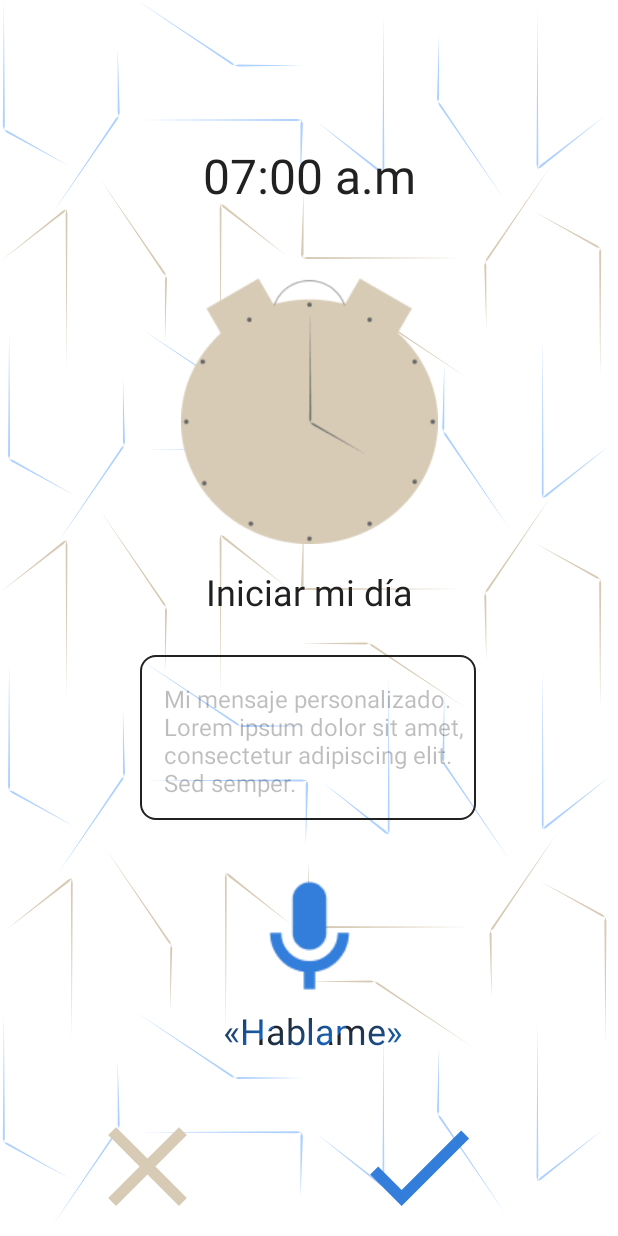
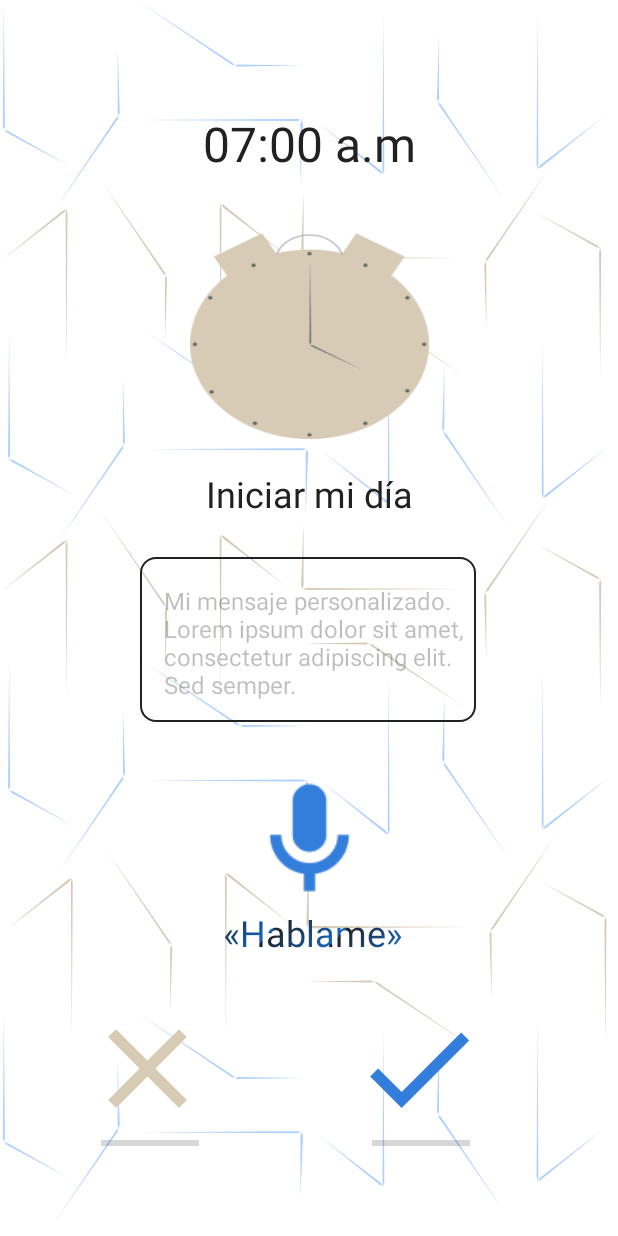
Before and after one commit to cczapatat/misw4302-2024-14-ux, an Android app: the ExecutionAlarmActivity screen opened directly, with no data from a screen before it, on a phone screen of 412 x 824 dp. Run offline under Robolectric (Android 15) with nearby library versions, the phone set to English and light mode, and no system bars.

Commit message:
Navegación

```diff
--- a/app/src/main/res/layout/activity_execution_alarm.xml
+++ b/app/src/main/res/layout/activity_execution_alarm.xml
@@ -50,7 +50,7 @@
         android:id="@+id/execution_hour"
         android:layout_width="wrap_content"
         android:layout_height="wrap_content"
-        android:layout_marginTop="95dp"
+        android:layout_marginTop="74dp"
         android:fontFamily="@font/roboto"
         android:text="07:00 a.m"
         android:textAppearance="@style/titulos"
@@ -65,7 +65,7 @@
         android:id="@+id/execution_title"
         android:layout_width="wrap_content"
         android:layout_height="wrap_content"
-        android:layout_marginTop="378dp"
+        android:layout_marginTop="20dp"
         android:fontFamily="@font/roboto"
         android:text="Iniciar mi día"
         android:textAppearance="@style/subtitulos"
@@ -73,7 +73,7 @@
         android:textSize="24sp"
         app:layout_constraintEnd_toEndOf="parent"
         app:layout_constraintStart_toStartOf="parent"
-        app:layout_constraintTop_toTopOf="parent" />
+        app:layout_constraintTop_toBottomOf="@+id/reloj_sound_button" />
 
     <TextView
         android:id="@+id/mic_button_description"
@@ -135,8 +135,8 @@
 
     <ImageButton
         android:id="@+id/reloj_sound_button"
-        android:layout_width="171dp"
-        android:layout_height="216dp"
+        android:layout_width="159dp"
+        android:layout_height="167dp"
         android:layout_marginTop="8dp"
         android:background="@android:color/transparent"
         app:layout_constraintEnd_toEndOf="parent"
```
Also changed, not shown: app/src/main/java/com/uniandes/edu/uxalarm/AlarmsActivity.kt (+10 -0 lines).
